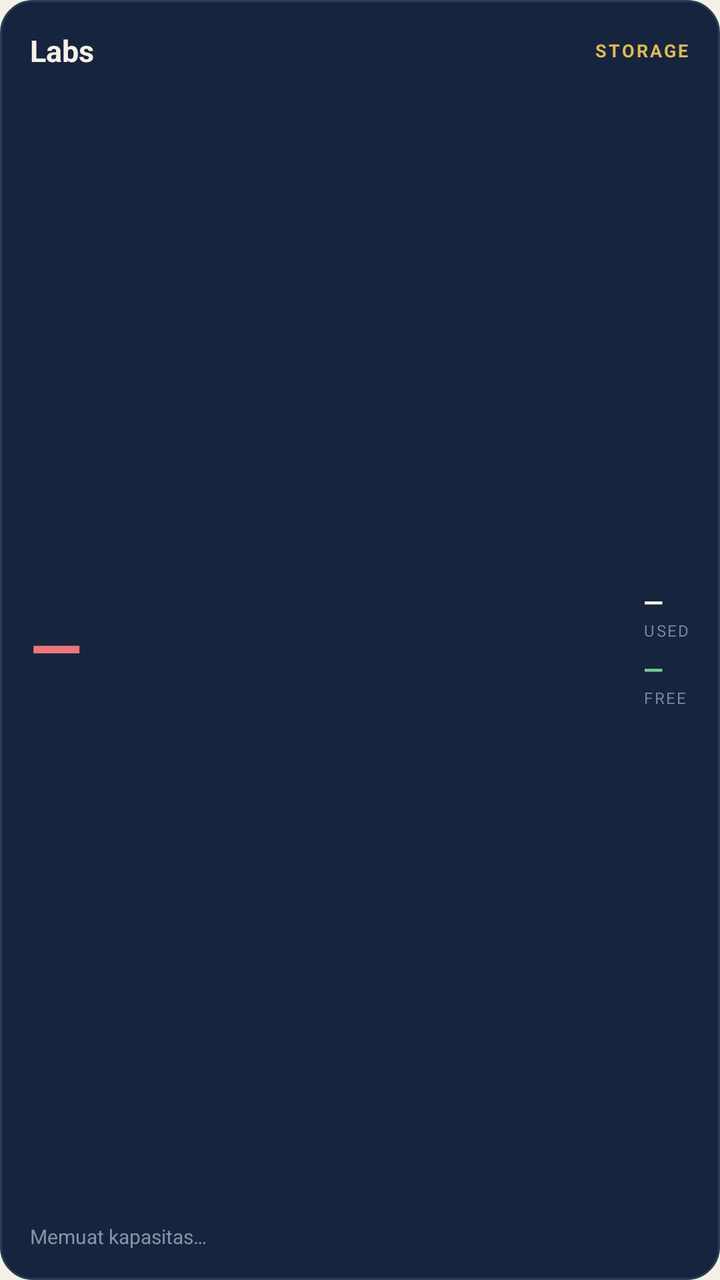
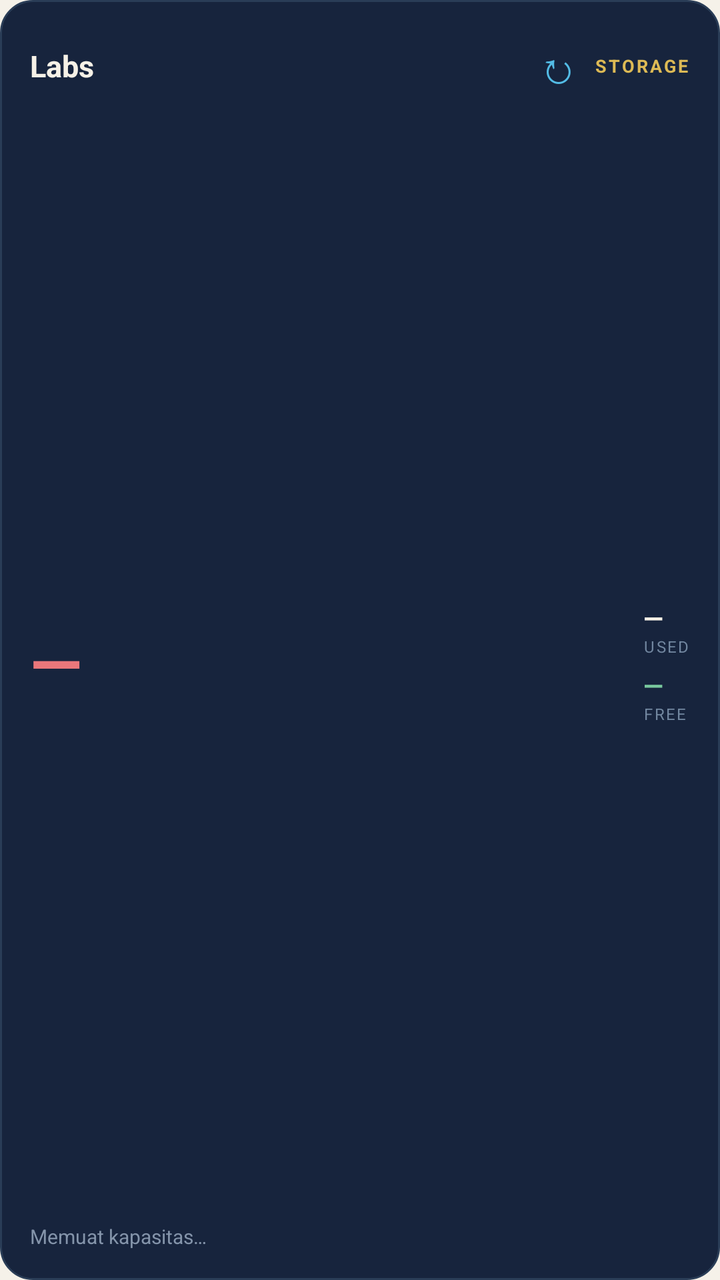

Compare the two renders of this Android layout. The source of the first and the diff that turns it into the second are given below.
<!-- AndroidManifest.xml: application theme AppTheme -->
<!-- res/layout/widget_storage.xml -->
<?xml version="1.0" encoding="utf-8"?>
<LinearLayout xmlns:android="http://schemas.android.com/apk/res/android"
    android:id="@+id/wd_root" android:layout_width="match_parent" android:layout_height="match_parent"
    android:orientation="vertical" android:background="@drawable/widget_bg" android:padding="15dp">
    <LinearLayout android:layout_width="match_parent" android:layout_height="wrap_content"
        android:orientation="horizontal" android:gravity="center_vertical">
        <TextView android:id="@+id/wd_title" android:layout_width="0dp" android:layout_height="wrap_content"
            android:layout_weight="1" android:text="Labs" android:textColor="#F6F1E7"
            android:textSize="15sp" android:textStyle="bold" />
        <TextView android:layout_width="wrap_content" android:layout_height="wrap_content"
            android:text="STORAGE" android:textColor="#DDBA55" android:textSize="9sp"
            android:textStyle="bold" android:letterSpacing="0.12" />
    </LinearLayout>
    <LinearLayout android:layout_width="match_parent" android:layout_height="0dp" android:layout_weight="1"
        android:orientation="horizontal" android:gravity="center_vertical">
        <TextView android:id="@+id/wd_percent" android:layout_width="0dp" android:layout_height="wrap_content"
            android:layout_weight="1" android:text="—" android:textColor="#EA777B"
            android:textSize="34sp" android:textStyle="bold" />
        <LinearLayout android:layout_width="wrap_content" android:layout_height="wrap_content" android:orientation="vertical">
            <TextView android:id="@+id/wd_used" android:layout_width="wrap_content" android:layout_height="wrap_content"
                android:text="—" android:textColor="#F6F1E7" android:textSize="13sp" android:textStyle="bold" />
            <TextView android:layout_width="wrap_content" android:layout_height="wrap_content"
                android:text="USED" android:textColor="#71869F" android:textSize="8sp" android:letterSpacing="0.1" />
            <TextView android:id="@+id/wd_free" android:layout_width="wrap_content" android:layout_height="wrap_content"
                android:layout_marginTop="5dp" android:text="—" android:textColor="#79C99E" android:textSize="13sp" android:textStyle="bold" />
            <TextView android:layout_width="wrap_content" android:layout_height="wrap_content"
                android:text="FREE" android:textColor="#71869F" android:textSize="8sp" android:letterSpacing="0.1" />
        </LinearLayout>
    </LinearLayout>
    <TextView android:id="@+id/wd_meta" android:layout_width="match_parent" android:layout_height="wrap_content"
        android:text="Memuat kapasitas…" android:textColor="#8494AA" android:textSize="10sp" />
</LinearLayout>
<!-- resources referenced by this layout -->
<resources>
  <!-- drawable widget_bg (drawable) -->
  <?xml version="1.0" encoding="utf-8"?>
  <shape xmlns:android="http://schemas.android.com/apk/res/android" android:shape="rectangle">
      <solid android:color="#17243d" />
      <corners android:radius="16dp" />
      <stroke android:width="1dp" android:color="#2a3d57" />
  </shape>
  <style name="AppTheme" parent="android:Theme.Material.Light.NoActionBar">
          <item name="android:colorPrimary">#17243d</item>
          <item name="android:colorPrimaryDark">#0f1a2c</item>
          <item name="android:colorAccent">#dc6268</item>
          <item name="android:windowBackground">#f5f1e9</item>
          <item name="android:statusBarColor">#0f1a2c</item>
          <item name="android:navigationBarColor">#17243d</item>
          <item name="android:windowLightStatusBar">false</item>
      </style>
</resources>

<!-- the commit's change to res/layout/widget_storage.xml (unified diff, before → after) -->
@@ -7,6 +7,9 @@
         <TextView android:id="@+id/wd_title" android:layout_width="0dp" android:layout_height="wrap_content"
             android:layout_weight="1" android:text="Labs" android:textColor="#F6F1E7"
             android:textSize="15sp" android:textStyle="bold" />
+        <TextView android:id="@+id/wd_refresh" android:layout_width="36dp" android:layout_height="36dp"
+            android:gravity="center" android:text="↻" android:contentDescription="Perbarui widget"
+            android:textColor="#53BCE6" android:textSize="22sp" />
         <TextView android:layout_width="wrap_content" android:layout_height="wrap_content"
             android:text="STORAGE" android:textColor="#DDBA55" android:textSize="9sp"
             android:textStyle="bold" android:letterSpacing="0.12" />
